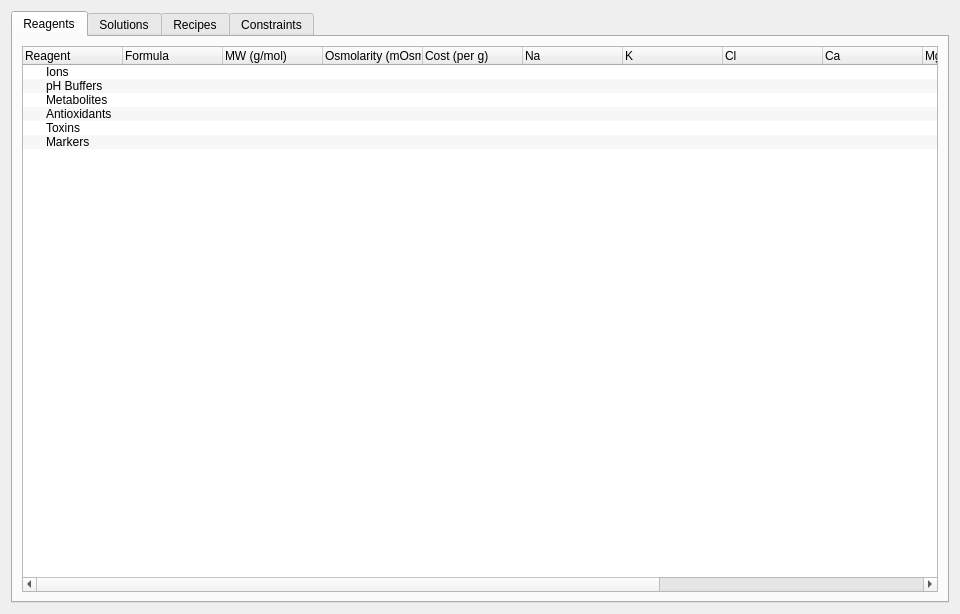
Old version of the form editorTemplate.ui in the repository campagnola/pycsf.
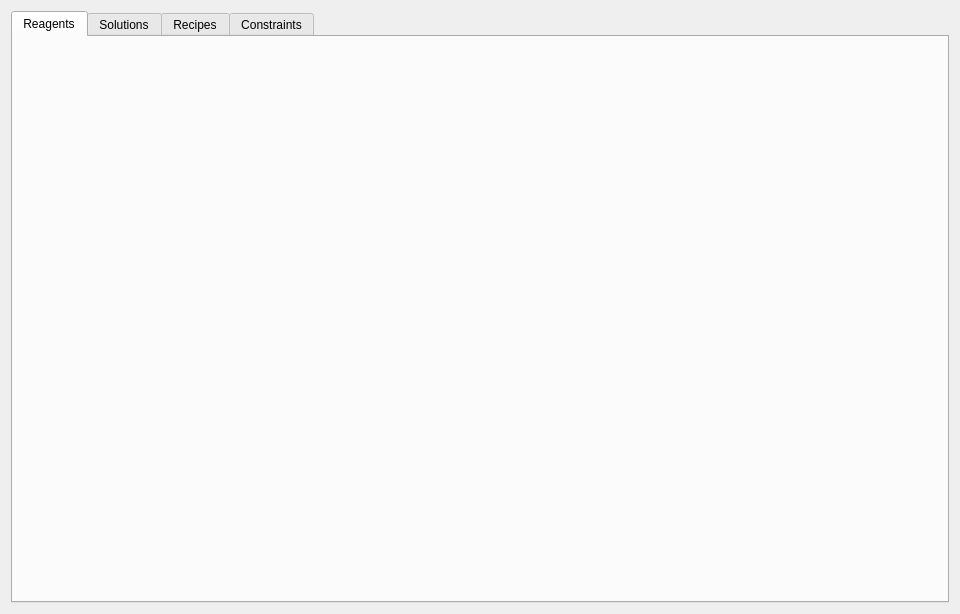
New version of the form. The open tabs and pages were chosen to show the change.

Patch:
```diff
--- a/editorTemplate.ui
+++ b/editorTemplate.ui
@@ -23,110 +23,7 @@
       <attribute name="title">
        <string>Reagents</string>
       </attribute>
-      <layout class="QGridLayout" name="gridLayout_2">
-       <item row="0" column="0">
-        <widget class="QTreeWidget" name="reagentTree">
-         <property name="alternatingRowColors">
-          <bool>true</bool>
-         </property>
-         <column>
-          <property name="text">
-           <string>Reagent</string>
-          </property>
-         </column>
-         <column>
-          <property name="text">
-           <string>Formula</string>
-          </property>
-         </column>
-         <column>
-          <property name="text">
-           <string>MW (g/mol)</string>
-          </property>
-         </column>
-         <column>
-          <property name="text">
-           <string>Osmolarity (mOsm)</string>
-          </property>
-         </column>
-         <column>
-          <property name="text">
-           <string>Cost (per g)</string>
-          </property>
-         </column>
-         <column>
-          <property name="text">
-           <string>Na</string>
-          </property>
-         </column>
-         <column>
-          <property name="text">
-           <string>K</string>
-          </property>
-         </column>
-         <column>
-          <property name="text">
-           <string>Cl</string>
-          </property>
-         </column>
-         <column>
-          <property name="text">
-           <string>Ca</string>
-          </property>
-         </column>
-         <column>
-          <property name="text">
-           <string>Mg</string>
-          </property>
-         </column>
-         <column>
-          <property name="text">
-           <string>SO4</string>
-          </property>
-         </column>
-         <column>
-          <property name="text">
-           <string>PO4</string>
-          </property>
-         </column>
-         <column>
-          <property name="text">
-           <string>Cs</string>
-          </property>
-         </column>
-         <item>
-          <property name="text">
-           <string>Ions</string>
-          </property>
-         </item>
-         <item>
-          <property name="text">
-           <string>pH Buffers</string>
-          </property>
-         </item>
-         <item>
-          <property name="text">
-           <string>Metabolites</string>
-          </property>
-         </item>
-         <item>
-          <property name="text">
-           <string>Antioxidants</string>
-          </property>
-         </item>
-         <item>
-          <property name="text">
-           <string>Toxins</string>
-          </property>
-         </item>
-         <item>
-          <property name="text">
-           <string>Markers</string>
-          </property>
-         </item>
-        </widget>
-       </item>
-      </layout>
+      <layout class="QGridLayout" name="gridLayout_2"/>
      </widget>
      <widget class="QWidget" name="solutions">
       <attribute name="title">
```
Left out of the diff: 8 changed lines with no effect on the pictures.
